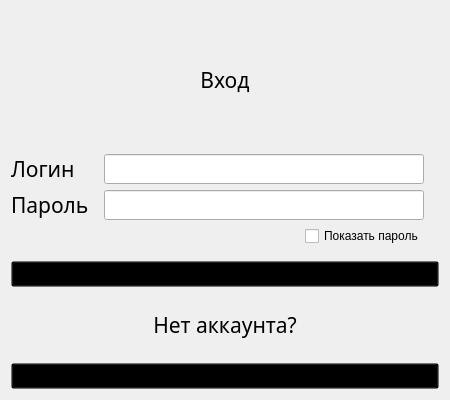
lirthu/kursach, file authorize.ui: the form before one commit.
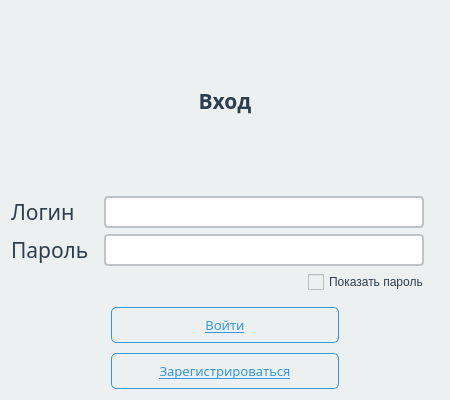
The form after the commit.

Diff of the .ui file:
```diff
--- a/authorize.ui
+++ b/authorize.ui
@@ -13,6 +13,9 @@
   <property name="windowTitle">
    <string>Авторизация</string>
   </property>
+  <property name="styleSheet">
+   <string notr="true">background-color: #ECF0F1;</string>
+  </property>
   <layout class="QGridLayout" name="gridLayout_2">
    <item row="0" column="0">
     <widget class="QLabel" name="label_10">
@@ -20,11 +23,17 @@
       <font>
        <family>Segoe Print</family>
        <pointsize>16</pointsize>
+       <weight>75</weight>
+       <bold>true</bold>
       </font>
      </property>
      <property name="cursor">
       <cursorShape>ArrowCursor</cursorShape>
      </property>
+     <property name="styleSheet">
+      <string notr="true">color: #2C3E50; 
+</string>
+     </property>
      <property name="text">
       <string>Вход</string>
      </property>
@@ -51,6 +60,18 @@
          <bold>false</bold>
         </font>
        </property>
+       <property name="styleSheet">
+        <string notr="true">QLineEdit {
+    background-color: white;
+    border: 2px solid #BDC3C7;
+    border-radius: 4px;
+    padding: 2px;
+    color: #2C3E50;
+}
+QLineEdit:focus {
+    border-color: #3498DB;
+}</string>
+       </property>
        <property name="text">
         <string/>
        </property>
@@ -70,7 +91,16 @@
         </font>
        </property>
        <property name="styleSheet">
-        <string notr="true"/>
+        <string notr="true">QLineEdit {
+    background-color: white;
+    border: 2px solid #BDC3C7;
+    border-radius: 4px;
+    padding: 2px;
+    color: #2C3E50;
+}
+QLineEdit:focus {
+    border-color: #3498DB;
+}</string>
        </property>
        <property name="text">
         <string/>
@@ -91,6 +121,9 @@
        <property name="cursor">
         <cursorShape>ArrowCursor</cursorShape>
        </property>
+       <property name="styleSheet">
+        <string notr="true">color: #2C3E50;</string>
+       </property>
        <property name="text">
         <string>Пароль</string>
        </property>
@@ -107,6 +140,9 @@
        <property name="cursor">
         <cursorShape>ArrowCursor</cursorShape>
        </property>
+       <property name="styleSheet">
+        <string notr="true">color: #2C3E50;</string>
+       </property>
        <property name="text">
         <string>Логин</string>
        </property>
@@ -129,6 +165,17 @@
        </item>
        <item>
         <widget class="QCheckBox" name="checkBox">
+         <property name="styleSheet">
+          <string notr="true">QCheckBox {
+    color: #2C3E50;
+    spacing: 5px;
+}
+QCheckBox::indicator {
+    width: 16px;
+    height: 16px;
+}
+</string>
+         </property>
          <property name="text">
           <string>Показать пароль</string>
          </property>
@@ -141,11 +188,17 @@
    <item row="2" column="0">
     <layout class="QVBoxLayout" name="verticalLayout_4">
      <property name="spacing">
-      <number>0</number>
+      <number>10</number>
+     </property>
+     <property name="leftMargin">
+      <number>100</number>
      </property>
      <property name="topMargin">
       <number>9</number>
      </property>
+     <property name="rightMargin">
+      <number>100</number>
+     </property>
      <item>
       <widget class="QPushButton" name="pushButton">
        <property name="font">
@@ -158,32 +211,23 @@
         </font>
        </property>
        <property name="styleSheet">
-        <string notr="true">background-color: transparent</string>
+        <string notr="true">QPushButton {
+    background-color: transparent;
+    color: #3498DB;
+    border: 1px solid #3498DB;
+    padding: 8px 16px;
+    border-radius: 5px;
+}
+QPushButton:hover {
+    background-color: #3498DB;
+    color: white;
+}</string>
        </property>
        <property name="text">
         <string>Войти</string>
        </property>
       </widget>
      </item>
-     <item>
-      <widget class="QLabel" name="label_4">
-       <property name="font">
-        <font>
-         <family>Segoe Print</family>
-         <pointsize>16</pointsize>
-        </font>
-       </property>
-       <property name="cursor">
-        <cursorShape>ArrowCursor</cursorShape>
-       </property>
-       <property name="text">
-        <string>Нет аккаунта?</string>
-       </property>
-       <property name="alignment">
-        <set>Qt::AlignCenter</set>
-       </property>
-      </widget>
-     </item>
      <item>
       <widget class="QPushButton" name="pushButton_2">
        <property name="font">
@@ -194,7 +238,17 @@
         </font>
        </property>
        <property name="styleSheet">
-        <string notr="true">background-color: transparent</string>
+        <string notr="true">QPushButton {
+    background-color: transparent;
+    color: #3498DB;
+    border: 1px solid #3498DB;
+    padding: 8px 16px;
+    border-radius: 5px;
+}
+QPushButton:hover {
+    background-color: #3498DB;
+    color: white;
+}</string>
        </property>
        <property name="text">
         <string>Зарегистрироваться</string>
```
